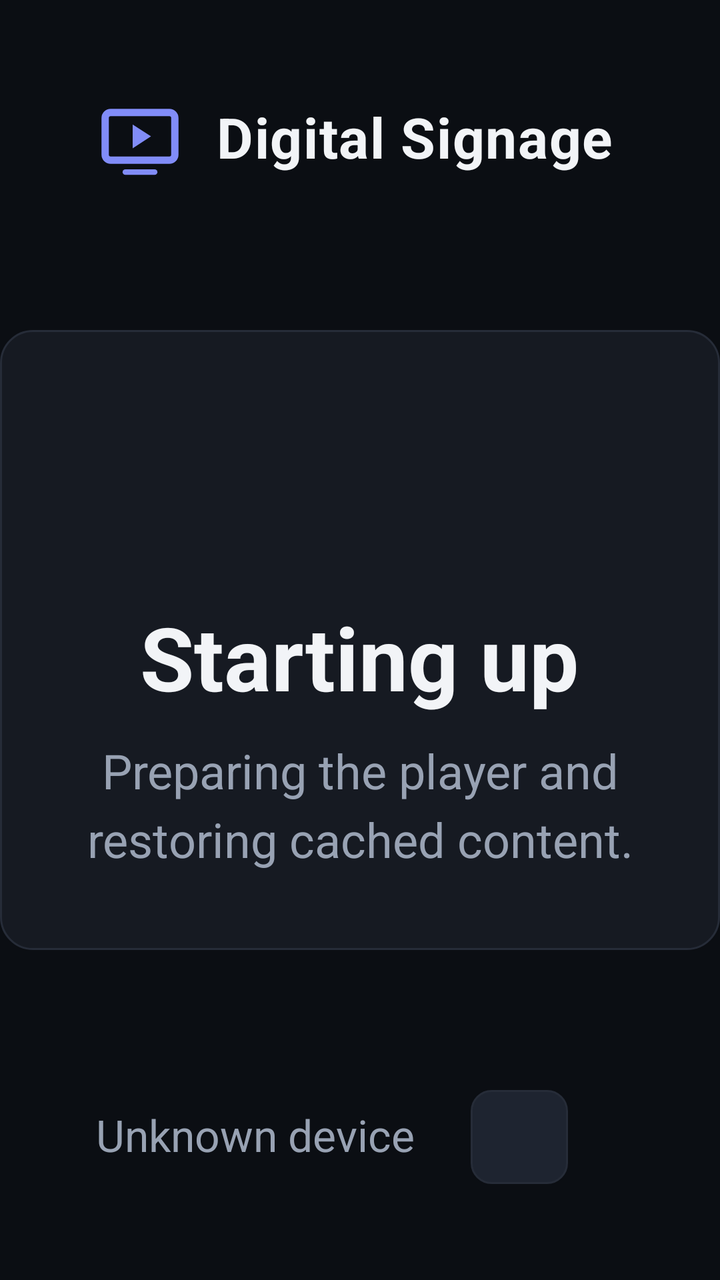
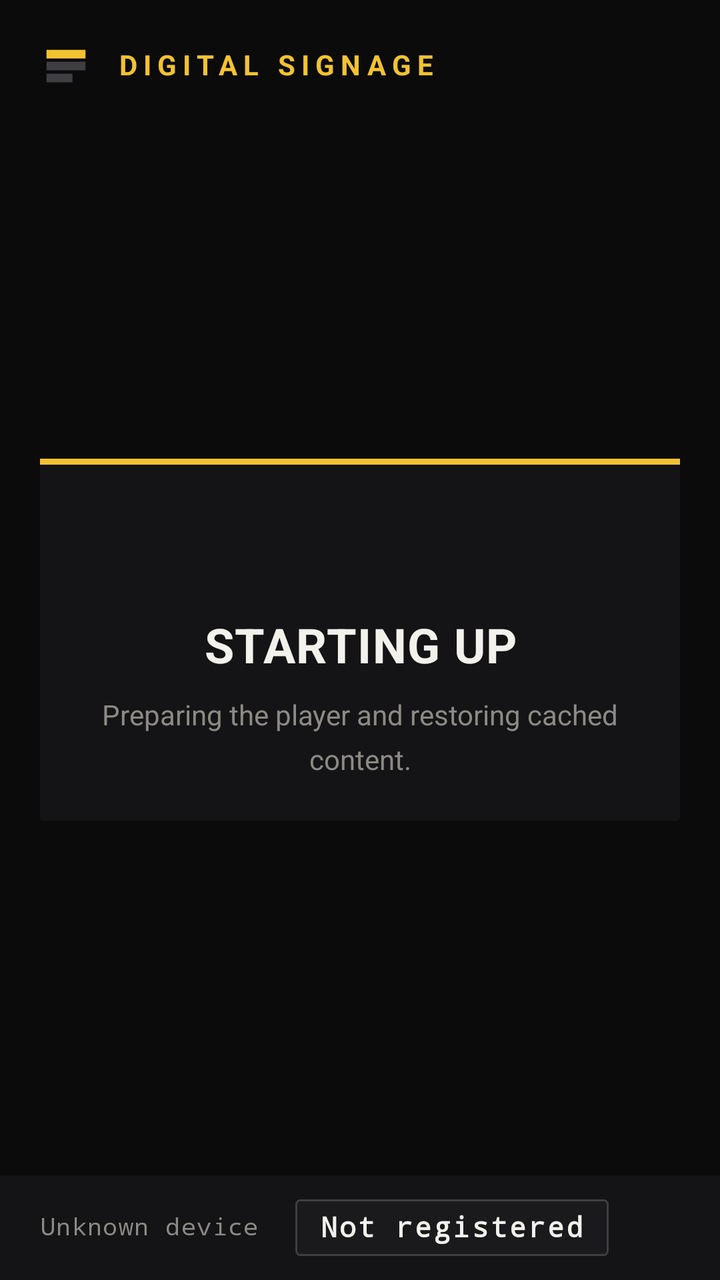

Before-and-after screenshots of an Android layout around one commit, followed by the original layout XML and the change that was made.
<!-- AndroidManifest.xml: application theme Theme.DigitalSignage -->
<!-- res/layout/activity_playback.xml -->
<?xml version="1.0" encoding="utf-8"?>
<FrameLayout xmlns:android="http://schemas.android.com/apk/res/android"
    xmlns:app="http://schemas.android.com/apk/res-auto"
    android:layout_width="match_parent"
    android:layout_height="match_parent"
    android:background="@color/signage_background">

    
    <FrameLayout
        android:id="@+id/playbackRootContainer"
        android:layout_width="match_parent"
        android:layout_height="match_parent"
        android:layout_gravity="center">

        <androidx.media3.ui.PlayerView
            android:id="@+id/playerView"
            android:layout_width="match_parent"
            android:layout_height="match_parent"
            android:visibility="gone"
            app:use_controller="false"
            app:resize_mode="fit"
            app:surface_type="texture_view" />

        <ImageView
            android:id="@+id/imageView"
            android:layout_width="match_parent"
            android:layout_height="match_parent"
            android:contentDescription="@null"
            android:scaleType="fitCenter"
            android:visibility="gone" />

        
        <FrameLayout
            android:id="@+id/statusView"
            android:layout_width="match_parent"
            android:layout_height="match_parent"
            android:background="@color/signage_background"
            android:visibility="visible">

            
            <LinearLayout
                android:layout_width="wrap_content"
                android:layout_height="wrap_content"
                android:layout_gravity="top|start"
                android:gravity="center_vertical"
                android:orientation="horizontal"
                android:padding="@dimen/signage_screen_padding">

                <ImageView
                    android:id="@+id/imgBrandMark"
                    android:layout_width="@dimen/signage_brand_mark_size"
                    android:layout_height="@dimen/signage_brand_mark_size"
                    android:contentDescription="@string/brand_mark_content_description"
                    android:src="@drawable/ic_brand_mark" />

                <TextView
                    android:layout_width="wrap_content"
                    android:layout_height="wrap_content"
                    android:layout_marginStart="@dimen/signage_gap"
                    android:text="@string/brand_wordmark"
                    style="@style/Text.Signage.Wordmark" />
            </LinearLayout>

            
            <LinearLayout
                android:id="@+id/statusCard"
                android:layout_width="wrap_content"
                android:layout_height="wrap_content"
                android:layout_gravity="center"
                android:minWidth="@dimen/signage_status_card_min_width"
                style="@style/Widget.Signage.Card">

                
                <FrameLayout
                    android:layout_width="@dimen/signage_status_indicator_size"
                    android:layout_height="@dimen/signage_status_indicator_size"
                    android:layout_marginBottom="@dimen/signage_gap_large">

                    <ProgressBar
                        android:id="@+id/statusSpinner"
                        android:layout_width="match_parent"
                        android:layout_height="match_parent"
                        android:indeterminate="true"
                        android:indeterminateTint="@color/signage_accent"
                        android:visibility="visible" />

                    <ImageView
                        android:id="@+id/statusIcon"
                        android:layout_width="match_parent"
                        android:layout_height="match_parent"
                        android:contentDescription="@string/status_indicator_content_description"
                        android:src="@drawable/ic_status_waiting"
                        android:visibility="gone" />
                </FrameLayout>

                <TextView
                    android:id="@+id/tvStatusPrimary"
                    android:layout_width="wrap_content"
                    android:layout_height="wrap_content"
                    android:text="@string/status_booting_title"
                    style="@style/Text.Signage.StatusPrimary" />

                <TextView
                    android:id="@+id/tvStatusSecondary"
                    android:layout_width="wrap_content"
                    android:layout_height="wrap_content"
                    android:layout_marginTop="@dimen/signage_gap"
                    android:maxWidth="800dp"
                    android:text="@string/status_booting_subtitle"
                    style="@style/Text.Signage.StatusSecondary" />

                
                <ProgressBar
                    android:id="@+id/pbDownloadProgress"
                    android:layout_width="@dimen/signage_progress_width"
                    android:layout_height="@dimen/signage_progress_height"
                    android:layout_marginTop="@dimen/signage_gap_large"
                    android:progress="0"
                    android:visibility="gone"
                    style="@style/Widget.Signage.ProgressBar.Determinate" />
            </LinearLayout>

            
            <LinearLayout
                android:layout_width="match_parent"
                android:layout_height="wrap_content"
                android:layout_gravity="bottom"
                android:gravity="center_vertical"
                android:orientation="horizontal"
                android:paddingStart="@dimen/signage_screen_padding"
                android:paddingEnd="@dimen/signage_screen_padding"
                android:paddingTop="@dimen/signage_gap"
                android:paddingBottom="@dimen/signage_screen_padding">

                <TextView
                    android:id="@+id/tvDeviceName"
                    android:layout_width="wrap_content"
                    android:layout_height="wrap_content"
                    android:layout_marginEnd="@dimen/signage_gap_large"
                    android:text="@string/identity_device_name_unknown"
                    style="@style/Text.Signage.Footer" />

                <TextView
                    android:id="@+id/tvDeviceIdChip"
                    android:layout_width="wrap_content"
                    android:layout_height="wrap_content"
                    android:layout_marginEnd="@dimen/signage_gap_large"
                    android:text="@string/identity_device_id_placeholder"
                    style="@style/Text.Signage.DeviceIdChip" />

                <TextView
                    android:id="@+id/tvDeviceIp"
                    android:layout_width="wrap_content"
                    android:layout_height="wrap_content"
                    android:layout_marginEnd="@dimen/signage_gap_large"
                    android:text="@string/identity_ip_unknown"
                    style="@style/Text.Signage.Footer" />

                <TextView
                    android:id="@+id/tvAppVersion"
                    android:layout_width="0dp"
                    android:layout_height="wrap_content"
                    android:layout_weight="1"
                    style="@style/Text.Signage.Footer" />

                <View
                    android:id="@+id/viewOnlineDot"
                    android:layout_width="@dimen/signage_status_dot_size"
                    android:layout_height="@dimen/signage_status_dot_size"
                    android:layout_marginEnd="@dimen/signage_gap_small"
                    android:background="@drawable/dot_status_offline" />

                <TextView
                    android:id="@+id/tvOnlineLabel"
                    android:layout_width="wrap_content"
                    android:layout_height="wrap_content"
                    android:text="@string/identity_offline"
                    style="@style/Text.Signage.Footer" />
            </LinearLayout>
        </FrameLayout>

    </FrameLayout>

    <ProgressBar
        android:id="@+id/loadingIndicator"
        android:layout_width="wrap_content"
        android:layout_height="wrap_content"
        android:layout_gravity="center"
        android:indeterminate="true"
        android:indeterminateTint="@color/signage_accent"
        android:visibility="gone" />

    
    <ScrollView
        android:id="@+id/debugExceptionView"
        android:layout_width="match_parent"
        android:layout_height="match_parent"
        android:background="@color/signage_scrim"
        android:padding="24dp"
        android:visibility="gone">

        <LinearLayout
            android:layout_width="match_parent"
            android:layout_height="wrap_content"
            android:orientation="vertical">

            <TextView
                android:layout_width="wrap_content"
                android:layout_height="wrap_content"
                android:layout_marginBottom="16dp"
                android:text="@string/debug_panel_title"
                android:textColor="@color/signage_error"
                android:textSize="24sp"
                android:textStyle="bold" />

            <LinearLayout
                android:layout_width="match_parent"
                android:layout_height="wrap_content"
                android:layout_marginBottom="16dp"
                android:orientation="horizontal">

                <Button
                    android:id="@+id/btnCopyDiagnostics"
                    android:layout_width="wrap_content"
                    android:layout_height="wrap_content"
                    android:layout_marginEnd="12dp"
                    android:text="@string/debug_copy_report"
                    style="@style/Widget.Signage.Button" />

                <Button
                    android:id="@+id/btnSaveDiagnostics"
                    android:layout_width="wrap_content"
                    android:layout_height="wrap_content"
                    android:layout_marginEnd="12dp"
                    android:text="@string/debug_save_report"
                    style="@style/Widget.Signage.Button" />

                <Button
                    android:id="@+id/btnTriggerInstall"
                    android:layout_width="wrap_content"
                    android:layout_height="wrap_content"
                    android:text="@string/debug_trigger_install"
                    style="@style/Widget.Signage.Button" />
            </LinearLayout>

            <TextView android:id="@+id/tvDebugState" android:layout_width="match_parent" android:layout_height="wrap_content" android:textColor="@color/signage_text_primary" android:textSize="16sp" android:layout_marginBottom="4dp" />
            <TextView android:id="@+id/tvDebugCommand" android:layout_width="match_parent" android:layout_height="wrap_content" android:textColor="@color/signage_text_primary" android:textSize="16sp" android:layout_marginBottom="4dp" />
            <TextView android:id="@+id/tvDebugBaseUrl" android:layout_width="match_parent" android:layout_height="wrap_content" android:textColor="@color/signage_text_primary" android:textSize="16sp" android:layout_marginBottom="4dp" />
            <TextView android:id="@+id/tvDebugCleartext" android:layout_width="match_parent" android:layout_height="wrap_content" android:textColor="@color/signage_text_primary" android:textSize="16sp" android:layout_marginBottom="16dp" />

            <TextView
                android:layout_width="wrap_content"
                android:layout_height="wrap_content"
                android:layout_marginBottom="8dp"
                android:text="@string/debug_exception_details"
                android:textColor="@color/signage_accent"
                android:textSize="20sp"
                android:textStyle="bold" />

            <TextView android:id="@+id/tvDebugExceptionClass" android:layout_width="match_parent" android:layout_height="wrap_content" android:textColor="@color/signage_error" android:textSize="16sp" android:textStyle="bold" android:layout_marginBottom="4dp" />
            <TextView android:id="@+id/tvDebugExceptionMessage" android:layout_width="match_parent" android:layout_height="wrap_content" android:textColor="@color/signage_text_primary" android:textSize="16sp" android:textStyle="italic" android:layout_marginBottom="12dp" />
            <TextView android:id="@+id/tvDebugExceptionTrace" android:layout_width="match_parent" android:layout_height="wrap_content" android:textColor="@color/signage_text_muted" android:textSize="12sp" android:fontFamily="monospace" />

        </LinearLayout>
    </ScrollView>

</FrameLayout>
<!-- resources referenced by this layout -->
<resources>
  <color name="signage_accent">#FF818CF8</color>
  <color name="signage_background">#FF0B0E13</color>
  <color name="signage_error">#FFF87171</color>
  <color name="signage_scrim">#DD0B0E13</color>
  <color name="signage_text_muted">#FF98A2B3</color>
  <color name="signage_text_primary">#FFF2F4F7</color>
  <dimen name="signage_brand_mark_size">44dp</dimen>
  <dimen name="signage_gap">16dp</dimen>
  <dimen name="signage_gap_large">28dp</dimen>
  <dimen name="signage_gap_small">8dp</dimen>
  <dimen name="signage_progress_height">8dp</dimen>
  <dimen name="signage_progress_width">560dp</dimen>
  <dimen name="signage_screen_padding">48dp</dimen>
  <dimen name="signage_status_card_min_width">720dp</dimen>
  <dimen name="signage_status_dot_size">16dp</dimen>
  <dimen name="signage_status_indicator_size">72dp</dimen>
  <!-- drawable ic_brand_mark (drawable) -->
  <?xml version="1.0" encoding="utf-8"?>
  <vector xmlns:android="http://schemas.android.com/apk/res/android"
      android:width="48dp"
      android:height="48dp"
      android:viewportWidth="48"
      android:viewportHeight="48">
      
      <path
          android:fillColor="@color/signage_accent"
          android:pathData="M8,7 L40,7 A5,5 0 0 1 45,12 L45,32 A5,5 0 0 1 40,37 L8,37 A5,5 0 0 1 3,32 L3,12 A5,5 0 0 1 8,7 Z M8,11 A1,1 0 0 0 7,12 L7,32 A1,1 0 0 0 8,33 L40,33 A1,1 0 0 0 41,32 L41,12 A1,1 0 0 0 40,11 Z" />
      
      <path
          android:fillColor="@color/signage_accent"
          android:pathData="M20,15.5 L30,22 L20,28.5 Z" />
      
      <path
          android:fillColor="@color/signage_accent"
          android:pathData="M16,40 L32,40 A1.5,1.5 0 0 1 32,43 L16,43 A1.5,1.5 0 0 1 16,40 Z" />
  </vector>
  <style name="Text.Signage.DeviceIdChip" parent="TextAppearance.Signage">
          <item name="android:textSize">@dimen/signage_text_chip_size</item>
          <item name="android:fontFamily">monospace</item>
          <item name="android:typeface">monospace</item>
          <item name="android:textStyle">bold</item>
          <item name="android:letterSpacing">0.06</item>
          <item name="android:background">@drawable/bg_device_chip</item>
          <item name="android:paddingLeft">14dp</item>
          <item name="android:paddingRight">14dp</item>
          <item name="android:paddingTop">6dp</item>
          <item name="android:paddingBottom">6dp</item>
          <item name="android:singleLine">true</item>
      </style>
  <style name="Text.Signage.Footer" parent="TextAppearance.Signage">
          <item name="android:textColor">@color/signage_text_muted</item>
          <item name="android:textSize">@dimen/signage_text_footer_size</item>
          <item name="android:singleLine">true</item>
      </style>
  <style name="Text.Signage.StatusPrimary" parent="TextAppearance.Signage">
          <item name="android:textSize">@dimen/signage_text_primary_size</item>
          <item name="android:textStyle">bold</item>
          <item name="android:gravity">center</item>
          <item name="android:maxLines">2</item>
      </style>
  <style name="Text.Signage.Wordmark" parent="TextAppearance.Signage">
          <item name="android:textSize">@dimen/signage_text_wordmark_size</item>
          <item name="android:textStyle">bold</item>
          <item name="android:letterSpacing">0.02</item>
      </style>
  <style name="Widget.Signage.Button" parent="Widget.AppCompat.Button.Borderless">
          <item name="android:background">@drawable/bg_button_signage</item>
          <item name="android:textColor">@color/signage_text_primary</item>
          <item name="android:textSize">@dimen/signage_text_button_size</item>
          <item name="android:textAllCaps">false</item>
          <item name="android:textStyle">bold</item>
          <item name="android:focusable">true</item>
          <item name="android:focusableInTouchMode">false</item>
          <item name="android:clickable">true</item>
          <item name="android:minHeight">64dp</item>
          <item name="android:paddingLeft">28dp</item>
          <item name="android:paddingRight">28dp</item>
      </style>
  <dimen name="signage_text_chip_size">30sp</dimen>
  <!-- drawable bg_device_chip (drawable) -->
  <?xml version="1.0" encoding="utf-8"?>
  <shape xmlns:android="http://schemas.android.com/apk/res/android"
      android:shape="rectangle">
      <solid android:color="@color/signage_chip_background" />
      <corners android:radius="@dimen/signage_chip_radius" />
      <stroke
          android:width="@dimen/signage_card_stroke"
          android:color="@color/signage_card_border" />
  </shape>
  <dimen name="signage_text_footer_size">22sp</dimen>
  <dimen name="signage_text_primary_size">44sp</dimen>
  <dimen name="signage_text_secondary_size">24sp</dimen>
  <dimen name="signage_text_wordmark_size">28sp</dimen>
  <!-- drawable bg_button_signage (drawable) -->
  <?xml version="1.0" encoding="utf-8"?>
  <selector xmlns:android="http://schemas.android.com/apk/res/android">
      <item android:state_focused="true" android:state_pressed="true">
          <shape android:shape="rectangle">
              <solid android:color="@color/signage_accent" />
              <corners android:radius="@dimen/signage_chip_radius" />
              <stroke
                  android:width="@dimen/signage_focus_stroke"
                  android:color="@color/signage_text_primary" />
          </shape>
      </item>
      <item android:state_focused="true">
          <shape android:shape="rectangle">
              <solid android:color="@color/signage_chip_background" />
              <corners android:radius="@dimen/signage_chip_radius" />
              <stroke
                  android:width="@dimen/signage_focus_stroke"
                  android:color="@color/signage_accent" />
          </shape>
      </item>
      <item android:state_pressed="true">
          <shape android:shape="rectangle">
              <solid android:color="@color/signage_accent" />
              <corners android:radius="@dimen/signage_chip_radius" />
          </shape>
      </item>
      <item>
          <shape android:shape="rectangle">
              <solid android:color="@color/signage_chip_background" />
              <corners android:radius="@dimen/signage_chip_radius" />
              <stroke
                  android:width="@dimen/signage_card_stroke"
                  android:color="@color/signage_card_border" />
          </shape>
      </item>
  </selector>
  <dimen name="signage_text_button_size">24sp</dimen>
  <!-- drawable bg_status_card (drawable) -->
  <?xml version="1.0" encoding="utf-8"?>
  <shape xmlns:android="http://schemas.android.com/apk/res/android"
      android:shape="rectangle">
      <solid android:color="@color/signage_card" />
      <corners android:radius="@dimen/signage_card_radius" />
      <stroke
          android:width="@dimen/signage_card_stroke"
          android:color="@color/signage_card_border" />
  </shape>
  <dimen name="signage_card_padding">40dp</dimen>
  <!-- drawable progress_signage (drawable) -->
  <?xml version="1.0" encoding="utf-8"?>
  <layer-list xmlns:android="http://schemas.android.com/apk/res/android">
      <item android:id="@android:id/background">
          <shape android:shape="rectangle">
              <solid android:color="@color/signage_track" />
              <corners android:radius="4dp" />
          </shape>
      </item>
      <item android:id="@android:id/progress">
          <clip>
              <shape android:shape="rectangle">
                  <solid android:color="@color/signage_accent" />
                  <corners android:radius="4dp" />
              </shape>
          </clip>
      </item>
  </layer-list>
  <color name="signage_chip_background">#FF1E2430</color>
  <dimen name="signage_chip_radius">10dp</dimen>
  <color name="signage_card_border">#FF262C38</color>
  <dimen name="signage_focus_stroke">3dp</dimen>
  <color name="signage_card">#FF161A22</color>
  <dimen name="signage_card_radius">16dp</dimen>
  <color name="signage_track">#FF262C38</color>
  <!-- unchanged entries left out for length: 23 -->
</resources>

<!-- the commit's change to res/layout/activity_playback.xml (unified diff, before → after) -->
@@ -67,6 +67,8 @@
                 android:layout_width="wrap_content"
                 android:layout_height="wrap_content"
                 android:layout_gravity="center"
+                android:layout_marginStart="@dimen/signage_screen_padding"
+                android:layout_marginEnd="@dimen/signage_screen_padding"
                 android:minWidth="@dimen/signage_status_card_min_width"
                 style="@style/Widget.Signage.Card">
 
@@ -105,7 +107,7 @@
                     android:layout_width="wrap_content"
                     android:layout_height="wrap_content"
                     android:layout_marginTop="@dimen/signage_gap"
-                    android:maxWidth="800dp"
+                    android:maxWidth="@dimen/signage_status_text_max_width"
                     android:text="@string/status_booting_subtitle"
                     style="@style/Text.Signage.StatusSecondary" />
 
@@ -125,12 +127,13 @@
                 android:layout_width="match_parent"
                 android:layout_height="wrap_content"
                 android:layout_gravity="bottom"
+                android:background="@color/signage_card"
                 android:gravity="center_vertical"
                 android:orientation="horizontal"
                 android:paddingStart="@dimen/signage_screen_padding"
                 android:paddingEnd="@dimen/signage_screen_padding"
                 android:paddingTop="@dimen/signage_gap"
-                android:paddingBottom="@dimen/signage_screen_padding">
+                android:paddingBottom="@dimen/signage_gap">
 
                 <TextView
                     android:id="@+id/tvDeviceName"
<!-- resource entries referenced after the edit -->
@@ -1,21 +1,22 @@
 <!-- resources referenced by this layout -->
 <resources>
-  <color name="signage_accent">#FF818CF8</color>
-  <color name="signage_background">#FF0B0E13</color>
-  <color name="signage_error">#FFF87171</color>
-  <color name="signage_scrim">#DD0B0E13</color>
-  <color name="signage_text_muted">#FF98A2B3</color>
-  <color name="signage_text_primary">#FFF2F4F7</color>
-  <dimen name="signage_brand_mark_size">44dp</dimen>
-  <dimen name="signage_gap">16dp</dimen>
-  <dimen name="signage_gap_large">28dp</dimen>
-  <dimen name="signage_gap_small">8dp</dimen>
-  <dimen name="signage_progress_height">8dp</dimen>
-  <dimen name="signage_progress_width">560dp</dimen>
-  <dimen name="signage_screen_padding">48dp</dimen>
-  <dimen name="signage_status_card_min_width">720dp</dimen>
-  <dimen name="signage_status_dot_size">16dp</dimen>
-  <dimen name="signage_status_indicator_size">72dp</dimen>
+  <color name="signage_accent">#FFF2C230</color>
+  <color name="signage_background">#FF0B0B0C</color>
+  <color name="signage_error">#FFF05A5A</color>
+  <color name="signage_scrim">#E60B0B0C</color>
+  <color name="signage_text_muted">#FF8C8A84</color>
+  <color name="signage_text_primary">#FFF3F1EC</color>
+  <dimen name="signage_brand_mark_size">26dp</dimen>
+  <dimen name="signage_gap">12dp</dimen>
+  <dimen name="signage_gap_large">18dp</dimen>
+  <dimen name="signage_gap_small">6dp</dimen>
+  <dimen name="signage_progress_height">6dp</dimen>
+  <dimen name="signage_progress_width">240dp</dimen>
+  <dimen name="signage_screen_padding">20dp</dimen>
+  <dimen name="signage_status_card_min_width">260dp</dimen>
+  <dimen name="signage_status_dot_size">10dp</dimen>
+  <dimen name="signage_status_indicator_size">40dp</dimen>
+  <dimen name="signage_status_text_max_width">320dp</dimen>
   <!-- drawable ic_brand_mark (drawable) -->
   <?xml version="1.0" encoding="utf-8"?>
   <vector xmlns:android="http://schemas.android.com/apk/res/android"
@@ -23,62 +24,69 @@
       android:height="48dp"
       android:viewportWidth="48"
       android:viewportHeight="48">
-      
       <path
           android:fillColor="@color/signage_accent"
-          android:pathData="M8,7 L40,7 A5,5 0 0 1 45,12 L45,32 A5,5 0 0 1 40,37 L8,37 A5,5 0 0 1 3,32 L3,12 A5,5 0 0 1 8,7 Z M8,11 A1,1 0 0 0 7,12 L7,32 A1,1 0 0 0 8,33 L40,33 A1,1 0 0 0 41,32 L41,12 A1,1 0 0 0 40,11 Z" />
-      
+          android:pathData="M6,9 L42,9 L42,17 L6,17 Z" />
       <path
-          android:fillColor="@color/signage_accent"
-          android:pathData="M20,15.5 L30,22 L20,28.5 Z" />
-      
+          android:fillColor="@color/signage_card_border_strong"
+          android:pathData="M6,20 L42,20 L42,28 L6,28 Z" />
       <path
-          android:fillColor="@color/signage_accent"
-          android:pathData="M16,40 L32,40 A1.5,1.5 0 0 1 32,43 L16,43 A1.5,1.5 0 0 1 16,40 Z" />
+          android:fillColor="@color/signage_card_border_strong"
+          android:pathData="M6,31 L30,31 L30,39 L6,39 Z" />
   </vector>
   <style name="Text.Signage.DeviceIdChip" parent="TextAppearance.Signage">
           <item name="android:textSize">@dimen/signage_text_chip_size</item>
           <item name="android:fontFamily">monospace</item>
           <item name="android:typeface">monospace</item>
           <item name="android:textStyle">bold</item>
-          <item name="android:letterSpacing">0.06</item>
+          <item name="android:letterSpacing">0.08</item>
           <item name="android:background">@drawable/bg_device_chip</item>
-          <item name="android:paddingLeft">14dp</item>
-          <item name="android:paddingRight">14dp</item>
-          <item name="android:paddingTop">6dp</item>
-          <item name="android:paddingBottom">6dp</item>
+          <item name="android:paddingLeft">@dimen/signage_gap</item>
+          <item name="android:paddingRight">@dimen/signage_gap</item>
+          <item name="android:paddingTop">@dimen/signage_gap_small</item>
+          <item name="android:paddingBottom">@dimen/signage_gap_small</item>
           <item name="android:singleLine">true</item>
       </style>
   <style name="Text.Signage.Footer" parent="TextAppearance.Signage">
           <item name="android:textColor">@color/signage_text_muted</item>
           <item name="android:textSize">@dimen/signage_text_footer_size</item>
+          <item name="android:fontFamily">monospace</item>
+          <item name="android:typeface">monospace</item>
+          <item name="android:letterSpacing">0.04</item>
           <item name="android:singleLine">true</item>
+          <item name="android:ellipsize">end</item>
       </style>
   <style name="Text.Signage.StatusPrimary" parent="TextAppearance.Signage">
           <item name="android:textSize">@dimen/signage_text_primary_size</item>
           <item name="android:textStyle">bold</item>
+          <item name="android:textAllCaps">true</item>
+          <item name="android:letterSpacing">0.02</item>
           <item name="android:gravity">center</item>
           <item name="android:maxLines">2</item>
       </style>
   <style name="Text.Signage.Wordmark" parent="TextAppearance.Signage">
+          <item name="android:textColor">@color/signage_accent</item>
           <item name="android:textSize">@dimen/signage_text_wordmark_size</item>
           <item name="android:textStyle">bold</item>
-          <item name="android:letterSpacing">0.02</item>
+          <item name="android:textAllCaps">true</item>
+          <item name="android:letterSpacing">0.22</item>
       </style>
   <style name="Widget.Signage.Button" parent="Widget.AppCompat.Button.Borderless">
           <item name="android:background">@drawable/bg_button_signage</item>
           <item name="android:textColor">@color/signage_text_primary</item>
           <item name="android:textSize">@dimen/signage_text_button_size</item>
-          <item name="android:textAllCaps">false</item>
+          <item name="android:textAllCaps">true</item>
+          <item name="android:letterSpacing">0.14</item>
           <item name="android:textStyle">bold</item>
           <item name="android:focusable">true</item>
           <item name="android:focusableInTouchMode">false</item>
           <item name="android:clickable">true</item>
-          <item name="android:minHeight">64dp</item>
-          <item name="android:paddingLeft">28dp</item>
-          <item name="android:paddingRight">28dp</item>
+          <item name="android:minHeight">@dimen/signage_button_min_height</item>
+          <item name="android:paddingLeft">@dimen/signage_gap_large</item>
+          <item name="android:paddingRight">@dimen/signage_gap_large</item>
       </style>
-  <dimen name="signage_text_chip_size">30sp</dimen>
+  <color name="signage_card_border_strong">#FF3E3E43</color>
+  <dimen name="signage_text_chip_size">14sp</dimen>
   <!-- drawable bg_device_chip (drawable) -->
   <?xml version="1.0" encoding="utf-8"?>
   <shape xmlns:android="http://schemas.android.com/apk/res/android"
@@ -87,12 +95,12 @@
       <corners android:radius="@dimen/signage_chip_radius" />
       <stroke
           android:width="@dimen/signage_card_stroke"
-          android:color="@color/signage_card_border" />
+          android:color="@color/signage_card_border_strong" />
   </shape>
-  <dimen name="signage_text_footer_size">22sp</dimen>
-  <dimen name="signage_text_primary_size">44sp</dimen>
-  <dimen name="signage_text_secondary_size">24sp</dimen>
-  <dimen name="signage_text_wordmark_size">28sp</dimen>
+  <dimen name="signage_text_footer_size">12sp</dimen>
+  <dimen name="signage_text_primary_size">24sp</dimen>
+  <dimen name="signage_text_secondary_size">14sp</dimen>
+  <dimen name="signage_text_wordmark_size">14sp</dimen>
   <!-- drawable bg_button_signage (drawable) -->
   <?xml version="1.0" encoding="utf-8"?>
   <selector xmlns:android="http://schemas.android.com/apk/res/android">
@@ -126,47 +134,53 @@
               <corners android:radius="@dimen/signage_chip_radius" />
               <stroke
                   android:width="@dimen/signage_card_stroke"
-                  android:color="@color/signage_card_border" />
+                  android:color="@color/signage_card_border_strong" />
           </shape>
       </item>
   </selector>
-  <dimen name="signage_text_button_size">24sp</dimen>
+  <dimen name="signage_text_button_size">14sp</dimen>
+  <dimen name="signage_button_min_height">44dp</dimen>
   <!-- drawable bg_status_card (drawable) -->
   <?xml version="1.0" encoding="utf-8"?>
-  <shape xmlns:android="http://schemas.android.com/apk/res/android"
-      android:shape="rectangle">
-      <solid android:color="@color/signage_card" />
-      <corners android:radius="@dimen/signage_card_radius" />
-      <stroke
-          android:width="@dimen/signage_card_stroke"
-          android:color="@color/signage_card_border" />
-  </shape>
-  <dimen name="signage_card_padding">40dp</dimen>
+  <layer-list xmlns:android="http://schemas.android.com/apk/res/android">
+      <item>
+          <shape android:shape="rectangle">
+              <solid android:color="@color/signage_card" />
+              <corners android:radius="@dimen/signage_card_radius" />
+          </shape>
+      </item>
+      <item
+          android:gravity="top"
+          android:height="@dimen/signage_card_accent">
+          <shape android:shape="rectangle">
+              <solid android:color="@color/signage_accent" />
+          </shape>
+      </item>
+  </layer-list>
+  <dimen name="signage_card_padding">22dp</dimen>
   <!-- drawable progress_signage (drawable) -->
   <?xml version="1.0" encoding="utf-8"?>
   <layer-list xmlns:android="http://schemas.android.com/apk/res/android">
       <item android:id="@android:id/background">
           <shape android:shape="rectangle">
               <solid android:color="@color/signage_track" />
-              <corners android:radius="4dp" />
           </shape>
       </item>
       <item android:id="@android:id/progress">
           <clip>
               <shape android:shape="rectangle">
                   <solid android:color="@color/signage_accent" />
-                  <corners android:radius="4dp" />
               </shape>
           </clip>
       </item>
   </layer-list>
-  <color name="signage_chip_background">#FF1E2430</color>
-  <dimen name="signage_chip_radius">10dp</dimen>
-  <color name="signage_card_border">#FF262C38</color>
-  <dimen name="signage_focus_stroke">3dp</dimen>
-  <color name="signage_card">#FF161A22</color>
-  <dimen name="signage_card_radius">16dp</dimen>
-  <color name="signage_track">#FF262C38</color>
+  <color name="signage_chip_background">#FF1A1A1D</color>
+  <dimen name="signage_chip_radius">2dp</dimen>
+  <dimen name="signage_focus_stroke">2dp</dimen>
+  <color name="signage_card">#FF141416</color>
+  <dimen name="signage_card_radius">2dp</dimen>
+  <dimen name="signage_card_accent">3dp</dimen>
+  <color name="signage_track">#FF232326</color>
   <!-- unchanged entries left out for length: 23 -->
 </resources>
 
